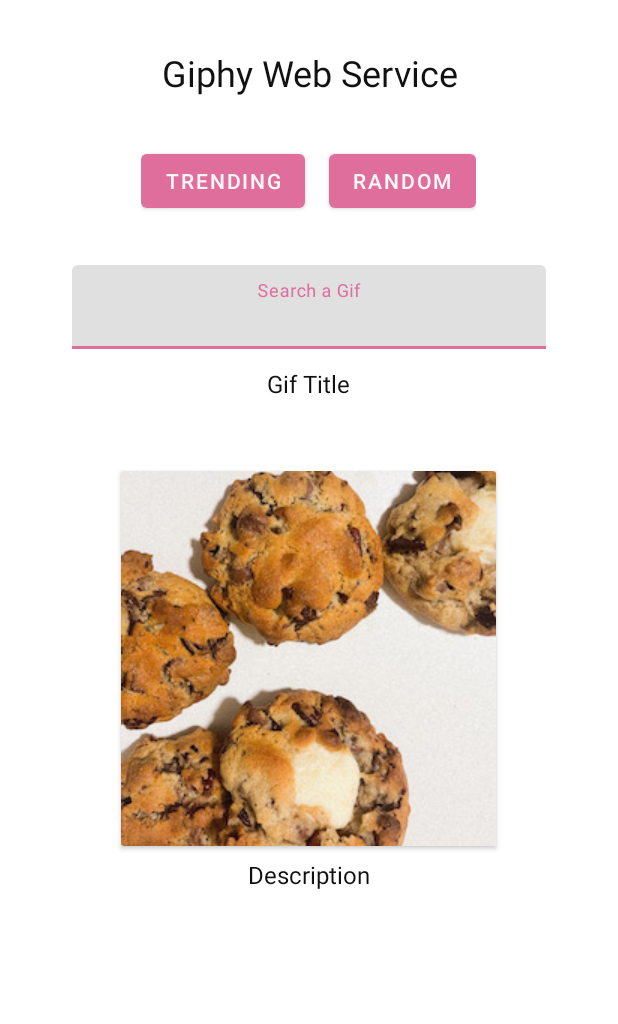
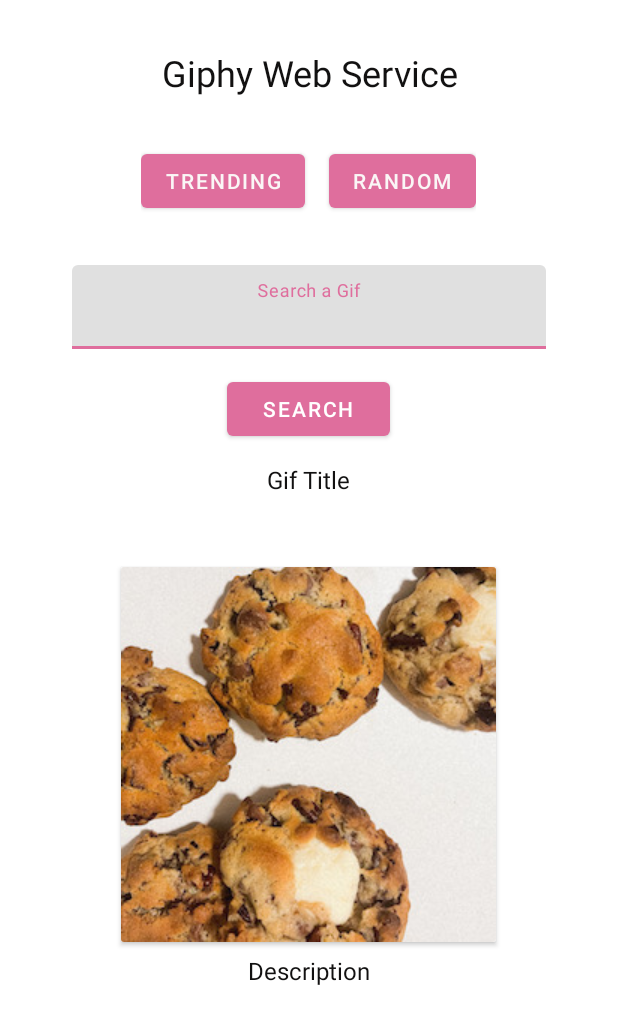
Before and after one commit to nzielln/journey, an Android app: the GiphyWebService screen opened directly, with no data from a screen before it, on a phone screen of 412 x 824 dp. Shown: the top 1024 px of the screen. Run offline under Robolectric (Android 15) with nearby library versions, the light colour scheme and no system bars; pictures from the network do not load; Roboto replaces fonts that are not available here.

Commit message:
Added search functionality

```diff
--- a/app/build.gradle
+++ b/app/build.gradle
@@ -53,4 +53,6 @@ dependencies {
     implementation 'com.github.bumptech.glide:glide:4.11.0'
     annotationProcessor 'com.github.bumptech.glide:compiler:4.11.0'
 
+    implementation 'com.google.android.material:material:1.3.0'
+
 }
--- a/app/src/main/java/com/example/journey/Retro.java
+++ b/app/src/main/java/com/example/journey/Retro.java
@@ -26,4 +26,17 @@ public interface Retro {
     @GET("gifs/search?q={query}&api_key=" + API_KEY + "&limit=1")
     Call<GiphyResponseTrending> searchGiphyResponse(String query);
 
+    @GET("v1/gifs/search")
+    Call<GiphyResponseSearch> searchGiphyResponse(@Query("api_key") String apiKey,
+                                                  @Query("q") String searchQuery,
+                                                  @Query("limit") int limit);
+
+    /*@GET("gifs/search")
+    Call<GiphyResponseSearch> searchGifs(
+            @Query("api_key") String apiKey,
+            @Query("q") String query,
+            @Query("limit") int limit
+    );
+     */
+
 }
--- a/app/src/main/res/layout/activity_giphy_web_service.xml
+++ b/app/src/main/res/layout/activity_giphy_web_service.xml
@@ -88,13 +88,27 @@
             >
 
             <com.google.android.material.textfield.TextInputEditText
-
+                android:id="@+id/gif_query"
                 android:layout_width="match_parent"
                 android:layout_height="wrap_content"
                 android:gravity="center"
 
                 />
         </com.google.android.material.textfield.TextInputLayout>
+
+
+        <Button
+            android:id="@+id/search_button"
+            android:layout_width="wrap_content"
+            android:layout_height="wrap_content"
+            android:text="@string/search"
+            android:textColor="@android:color/white"
+            android:paddingStart="24dp"
+            android:paddingEnd="24dp"
+            android:layout_marginTop="16dp"
+            android:layout_gravity="center_horizontal"/>
+
+
     </LinearLayout>
 
     <LinearLayout
--- a/app/src/main/res/values/strings.xml
+++ b/app/src/main/res/values/strings.xml
@@ -23,4 +23,5 @@
     <string name="gif_title">Gif Title</string>
     <string name="gif_desc">Description</string>
     <string name="or">Or</string>
+    <string name="search">Search</string>
 </resources>
```
Also changed, not shown: app/src/main/java/com/example/journey/GiphyResponse.java (+7 -0 lines), app/src/main/java/com/example/journey/GiphyResponseSearch.java (added, +16 -0 lines), app/src/main/java/com/example/journey/GiphyWebService.java (+52 -2 lines).
